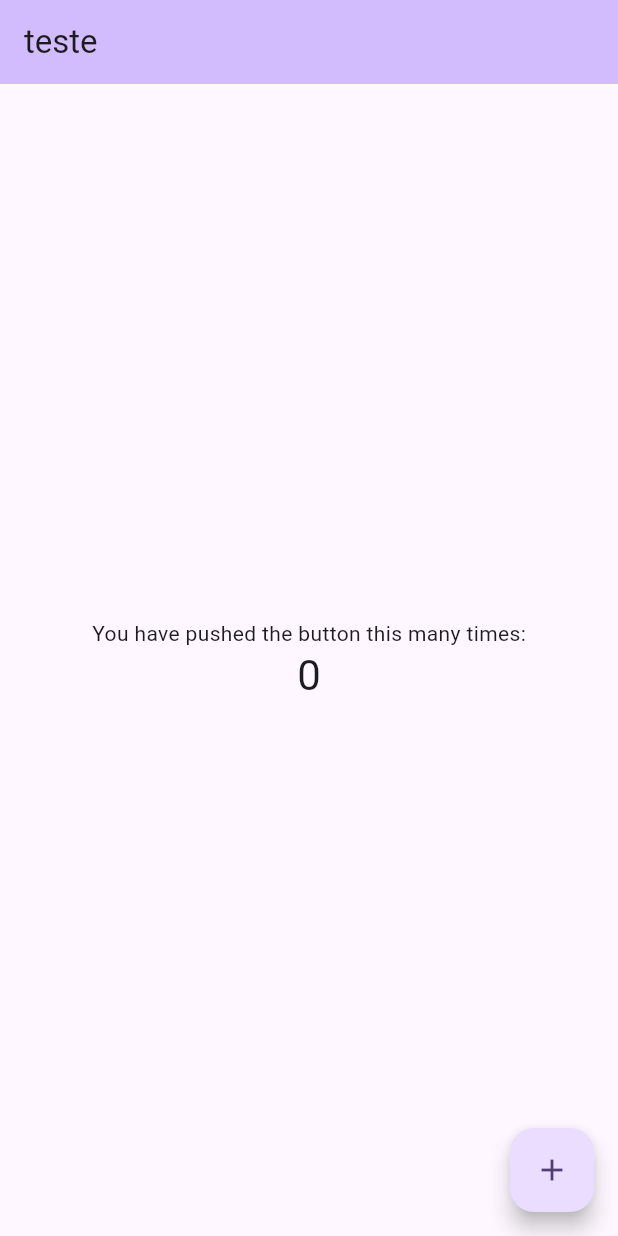
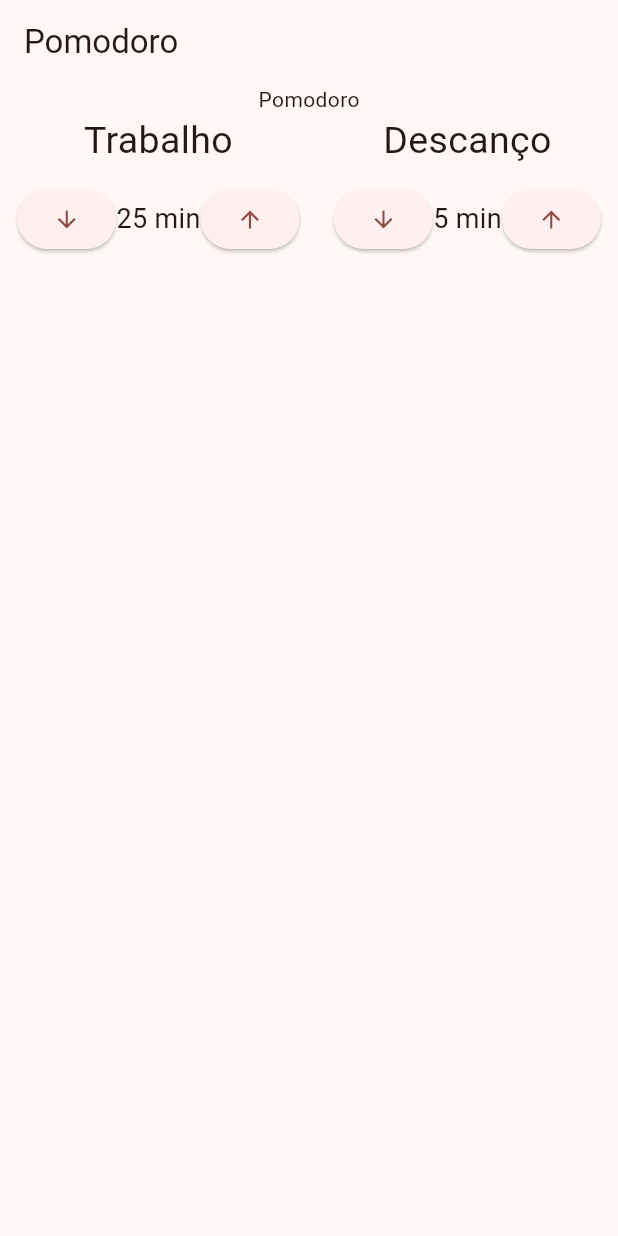
Before and after one commit to GoedertDalmolin/pomodoro, a Flutter app: the screen it shows after launch, on a phone screen of 412 x 824 dp. Run offline on Flutter 3.47's test engine with Material 3 defaults, Android fonts, the phone set to English and light mode, and no system bars; our stand-ins replace mobx; generated files the repository leaves out were written again.

Commit message:
Created component entrada_tempo.dart.

```diff
--- a/lib/main.dart
+++ b/lib/main.dart
@@ -1,6 +1,5 @@
 import 'package:flutter/material.dart';
-import 'package:pomodoro/store/contador.store.dart';
-import 'package:flutter_mobx/flutter_mobx.dart';
+import 'package:pomodoro/presentation/pages/pomodoro.dart';
 
 void main() {
   runApp(const MyApp());
@@ -12,50 +11,12 @@ class MyApp extends StatelessWidget {
   @override
   Widget build(BuildContext context) {
     return MaterialApp(
-      title: 'Flutter Demo',
+      title: 'Pomodoro App',
       theme: ThemeData(
-        colorScheme: ColorScheme.fromSeed(seedColor: Colors.deepPurple),
+        colorScheme: ColorScheme.fromSeed(seedColor: Colors.redAccent),
         useMaterial3: true,
       ),
-      home: HomePage(
-        title: 'teste',
-      ),
+      home: PomodoroPage(),
     );
   }
 }
-
-class HomePage extends StatelessWidget {
-  final String title;
-  final ContadorStore store = ContadorStore();
-
-  HomePage({super.key, required this.title});
-
-  @override
-  Widget build(BuildContext context) {
-    return Scaffold(
-      appBar: AppBar(
-        backgroundColor: Theme.of(context).colorScheme.inversePrimary,
-        title: Text(title),
-      ),
-      body: Center(
-        child: Column(
-          mainAxisAlignment: MainAxisAlignment.center,
-          children: <Widget>[
-            const Text('You have pushed the button this many times:'),
-            Observer(
-              builder: (_) => Text(
-                '${store.contador}',
-                style: Theme.of(context).textTheme.headlineMedium,
-              ),
-            ),
-          ],
-        ),
-      ),
-      floatingActionButton: FloatingActionButton(
-        onPressed: store.incrementar,
-        tooltip: 'Increment',
-        child: const Icon(Icons.add),
-      ),
-    );
-  }
-}
--- /dev/null
+++ b/lib/presentation/components/entrada_tempo.dart
@@ -0,0 +1,39 @@
+import 'package:flutter/material.dart';
+
+class EntradaTempo extends StatelessWidget {
+  final String titulo;
+  final int valor;
+
+  const EntradaTempo({
+    super.key,
+    required this.titulo,
+    required this.valor,
+  });
+
+  @override
+  Widget build(BuildContext context) {
+    return Column(
+      crossAxisAlignment: CrossAxisAlignment.center,
+      children: [
+        Text(
+          titulo,
+          style: const TextStyle(fontSize: 25),
+        ),
+        const SizedBox(
+          height: 10,
+        ),
+        Row(
+          mainAxisAlignment: MainAxisAlignment.center,
+          children: [
+            ElevatedButton(onPressed: () {}, child: const Icon(Icons.arrow_downward)),
+            Text(
+              '${valor.toString()} min',
+              style: const TextStyle(fontSize: 18),
+            ),
+            ElevatedButton(onPressed: () {}, child: const Icon(Icons.arrow_upward)),
+          ],
+        ),
+      ],
+    );
+  }
+}
--- /dev/null
+++ b/lib/presentation/pages/pomodoro.dart
@@ -0,0 +1,33 @@
+import 'package:flutter/material.dart';
+import 'package:pomodoro/presentation/components/entrada_tempo.dart';
+
+class PomodoroPage extends StatelessWidget {
+  const PomodoroPage({super.key});
+
+  @override
+  Widget build(BuildContext context) {
+    return Scaffold(
+      appBar: AppBar(
+        title: const Text('Pomodoro'),
+      ),
+      body: const Column(
+        children: [
+          Text('Pomodoro'),
+          Row(
+            mainAxisAlignment: MainAxisAlignment.spaceAround,
+            children: [
+              EntradaTempo(
+                titulo: 'Trabalho',
+                valor: 25,
+              ),
+              EntradaTempo(
+                titulo: 'Descanço',
+                valor: 5,
+              ),
+            ],
+          )
+        ],
+      ),
+    );
+  }
+}
```
